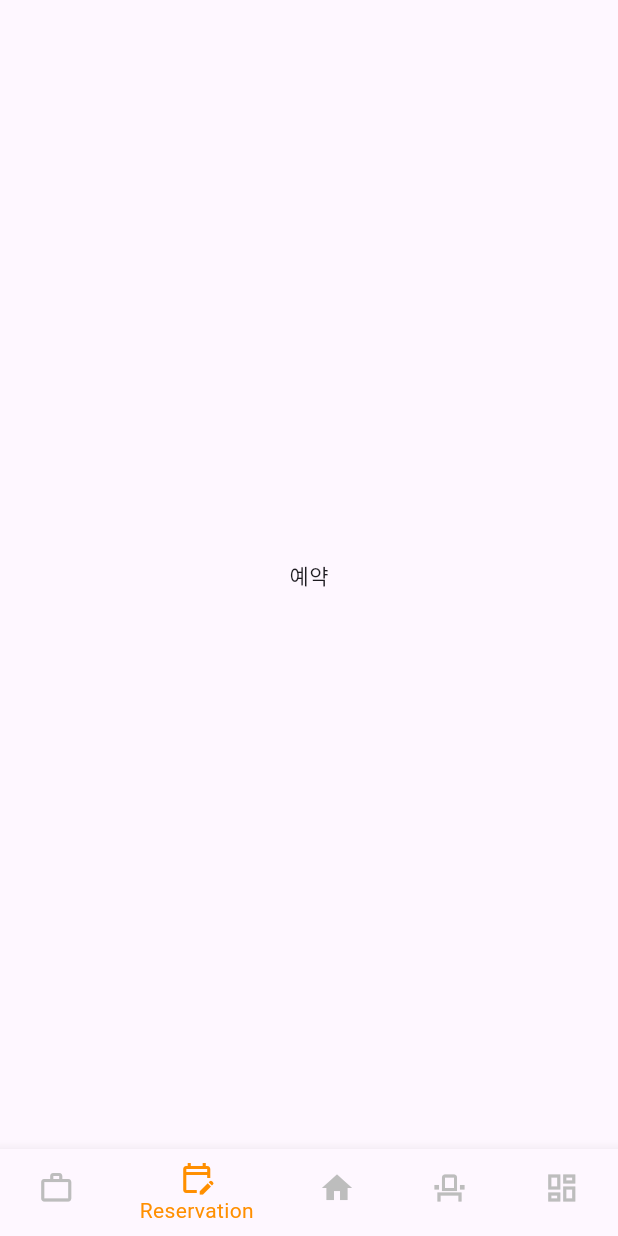
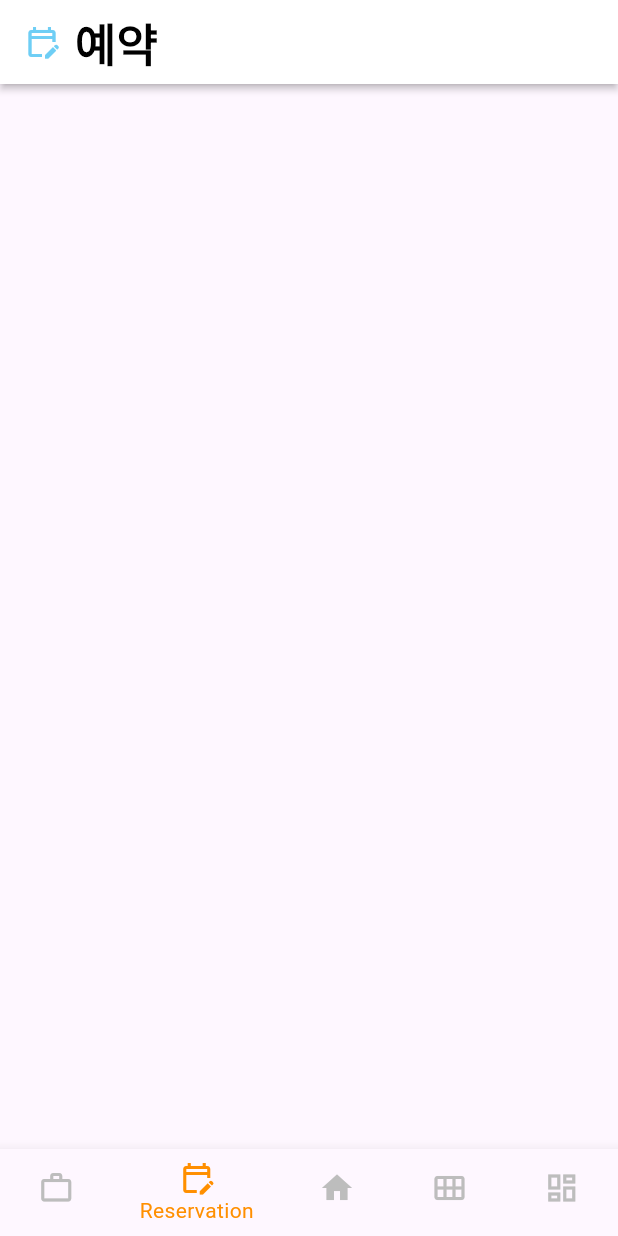
Before and after one commit to latter-electronic/MOASS, a Flutter app: the screen it shows after launch, item 2 of the bottom bar chosen, on a phone screen of 412 x 824 dp. Run offline on Flutter 3.47's test engine with Material 3 defaults, Android fonts, the phone set to English and light mode, and no system bars.

Commit message:
Feat: 페이지별 상단바

```diff
--- a/Frontend/moass/lib/screens/reservation_screen.dart
+++ b/Frontend/moass/lib/screens/reservation_screen.dart
@@ -1,10 +1,16 @@
 import 'package:flutter/material.dart';
+import 'package:moass/widgets/top_bar.dart';
 
 class ReservationScreen extends StatelessWidget {
   const ReservationScreen({super.key});
 
   @override
   Widget build(BuildContext context) {
-    return const Center(child: Text('예약'));
+    return const Scaffold(
+      appBar: TopBar(
+        title: '예약',
+        icon: Icons.edit_calendar_outlined,
+      ),
+    );
   }
 }
--- a/Frontend/moass/lib/widgets/bottom_navbar.dart
+++ b/Frontend/moass/lib/widgets/bottom_navbar.dart
@@ -25,7 +25,7 @@ class BottomNavBar extends StatelessWidget {
             icon: Icon(Icons.edit_calendar_outlined), label: 'Reservation'),
         BottomNavigationBarItem(icon: Icon(Icons.home), label: 'Home'),
         BottomNavigationBarItem(
-            icon: Icon(Icons.event_seat_outlined), label: 'Seat'),
+            icon: Icon(Icons.calendar_view_month_rounded), label: 'Seat'),
         BottomNavigationBarItem(
             icon: Icon(Icons.dashboard_outlined), label: 'Board'),
       ],
```
Also changed, not shown: Frontend/moass/lib/screens/board_screen.dart (+7 -1 lines), Frontend/moass/lib/screens/seat_screen.dart (+7 -1 lines).
